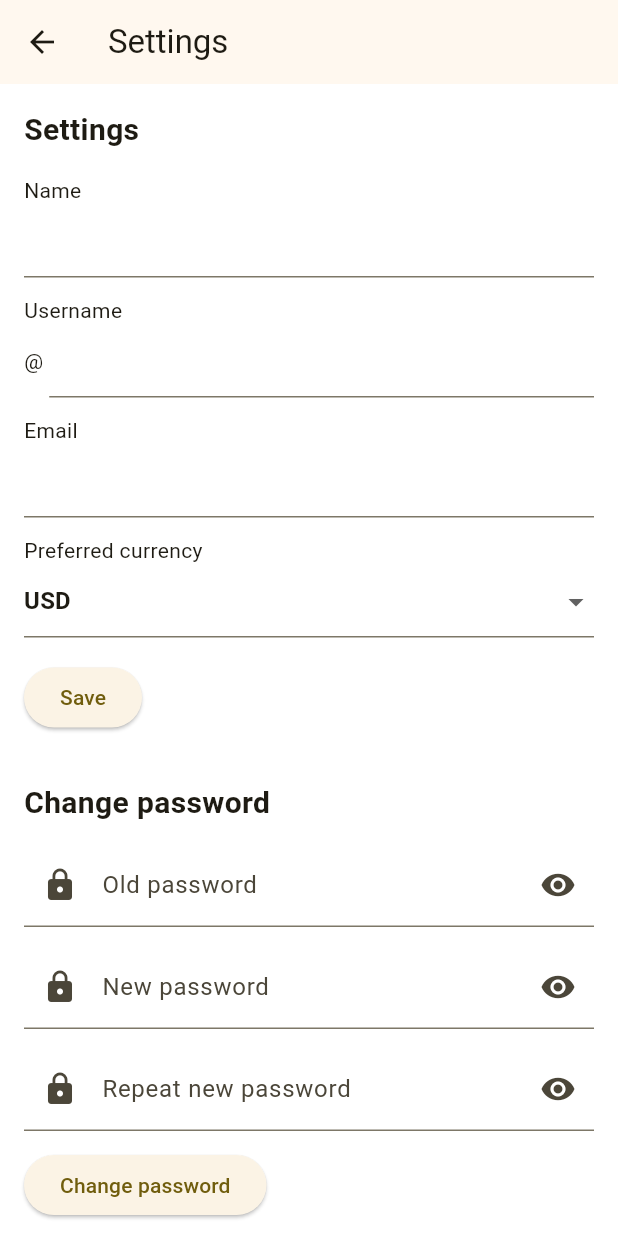
After one commit to A2Innovate/WantIt, a Flutter app: the SettingsPage screen opened directly, on a phone screen of 412 x 824 dp. The commit adds this screen. Run offline on Flutter 3.47's test engine with Material 3 defaults, Android fonts, the light colour scheme and no system bars; our stand-ins replace cookie_jar, dio, shared_preferences; missing offline and left inert: acanthis; accounts and stored records are empty; network calls fail.

Commit message:
Added settings, fixed cookies for Android Studio (temporary)

```diff
--- a/mobile/lib/pages/profile.dart
+++ b/mobile/lib/pages/profile.dart
@@ -2,6 +2,8 @@ import 'package:flutter/material.dart';
 import 'package:shared_preferences/shared_preferences.dart';
 
 class ProfilePage extends StatefulWidget {
+  const ProfilePage({super.key});
+
   @override
   _ProfilePageState createState() => _ProfilePageState();
 }
--- a/mobile/lib/pages/reset_password.dart
+++ b/mobile/lib/pages/reset_password.dart
@@ -4,7 +4,7 @@ import 'package:mobile/api/client.dart';
 import 'package:mobile/schemas/auth.dart'; // where your schema is
 
 class ResetPasswordPage extends StatefulWidget {
-  const ResetPasswordPage({Key? key}) : super(key: key);
+  const ResetPasswordPage({super.key});
 
   @override
   _ResetPasswordPageState createState() => _ResetPasswordPageState();
--- /dev/null
+++ b/mobile/lib/pages/settings.dart
@@ -0,0 +1,350 @@
+import 'package:dio/dio.dart';
+import 'package:flutter/material.dart';
+import 'package:shared_preferences/shared_preferences.dart';
+import 'package:mobile/schemas/user.dart';
+import 'package:mobile/schemas/auth.dart';
+import 'package:mobile/utils/global.dart';
+import 'package:mobile/api/client.dart';
+
+import 'package:mobile/widgets/password_field.dart';
+import 'package:mobile/widgets/currency_dropdown.dart';
+
+
+class SettingsPage extends StatefulWidget {
+  const SettingsPage({super.key});
+
+  @override
+  State<SettingsPage> createState() => _SettingsPageState();
+}
+
+// Reusable password field with toggle
+
+class _SettingsPageState extends State<SettingsPage> {
+  final _nameCtrl = TextEditingController();
+  final _usernameCtrl = TextEditingController();
+  final _emailCtrl = TextEditingController();
+  final _oldPassCtrl = TextEditingController();
+  final _newPassCtrl = TextEditingController();
+  final _repeatPassCtrl = TextEditingController();
+
+  Currency? _selectedCurrency = Currency.USD;
+
+  bool _obscurePassword = true;
+  bool _isSavingProfile = false;
+  bool _isChangingPassword = false;
+
+  Map<String, String?> _profileErrors = {};
+  Map<String, String?> _passwordErrors = {};
+
+  @override
+  void initState() {
+    super.initState();
+    _loadProfileData();
+  }
+
+  @override
+  void dispose() {
+    _nameCtrl.dispose();
+    _usernameCtrl.dispose();
+    _emailCtrl.dispose();
+    _oldPassCtrl.dispose();
+    _newPassCtrl.dispose();
+    _repeatPassCtrl.dispose();
+    super.dispose();
+  }
+
+  Future<void> _loadProfileData() async {
+    final prefs = await SharedPreferences.getInstance();
+    _nameCtrl.text = prefs.getString('name') ?? '';
+    _usernameCtrl.text = prefs.getString('username') ?? '';
+    _emailCtrl.text = prefs.getString('email') ?? '';
+    final savedCurrency = prefs.getString('preferredCurrency');
+    _selectedCurrency = Currency.values.firstWhere(
+          (c) => c.symbol == savedCurrency,
+      orElse: () => Currency.USD,
+    );
+    setState(() {});
+  }
+
+  Future<void> _onSaveProfile() async {
+    setState(() {
+      _profileErrors = {};
+      _isSavingProfile = true;
+    });
+
+    final formData = {
+      'name': _nameCtrl.text.trim(),
+      'username': _usernameCtrl.text.trim(),
+      'email': _emailCtrl.text.trim(),
+      'preferredCurrency': _selectedCurrency?.symbol ?? 'USD',
+    };
+
+    final result = await updateProfileSchema.tryParseAsync(formData);
+
+    if (!result.success) {
+      final errors = <String, String?>{};
+      for (final err in result.errors.entries) {
+        errors[err.key] = Map<String, String>.from(err.value).values.first;
+      }
+      setState(() {
+        _profileErrors = errors;
+        _isSavingProfile = false;
+      });
+      return;
+    }
+
+    try {
+      final response = await useApi().put('/user/update', data: formData);
+      if (response.statusCode == 200) {
+        final prefs = await SharedPreferences.getInstance();
+        await prefs.setString('name', formData['name']!);
+        await prefs.setString('username', formData['username']!);
+        await prefs.setString('preferredCurrency', formData['preferredCurrency']!);
+
+        setState(() {
+          _profileErrors = {};
+          _isSavingProfile = false;
+        });
+
+        if (mounted) {
+          ScaffoldMessenger.of(context).showSnackBar(
+            const SnackBar(content: Text('Profile updated!')),
+          );
+        }
+
+        // If email changed, log out user
+        if (formData['email'] != prefs.getString('email')) {
+          await prefs.remove('sessionId');
+          await prefs.remove('userId');
+          await prefs.remove('username');
+          await prefs.remove('name');
+          await prefs.remove('email');
+          await prefs.remove('currency');
+          await prefs.remove('isAdmin');
+          if (mounted) {
+            Navigator.of(context).pushNamedAndRemoveUntil('/sign-in', (route) => false);
+          }
+        }
+      } else {
+        setState(() {
+          _profileErrors['error'] = response.data['message'] ?? 'Profile update failed';
+          _isSavingProfile = false;
+        });
+      }
+    } on DioException catch (e) {
+      setState(() {
+        _profileErrors['error'] = e.response?.data['message'] ?? 'Network error';
+        _isSavingProfile = false;
+      });
+    }
+  }
+
+  Future<void> _onChangePassword() async {
+    setState(() {
+      _passwordErrors = {};
+      _isChangingPassword = true;
+    });
+
+    if (_newPassCtrl.text.trim() != _repeatPassCtrl.text.trim()) {
+      setState(() {
+        _passwordErrors['repeatPassword'] = 'Passwords do not match';
+        _isChangingPassword = false;
+      });
+      return;
+    }
+
+    final formData = {
+      'oldPassword': _oldPassCtrl.text.trim(),
+      'newPassword': _newPassCtrl.text.trim(),
+    };
+
+    final result = await changePasswordSchema.tryParseAsync(formData);
+
+    if (!result.success) {
+      final errors = <String, String?>{};
+      for (final err in result.errors.entries) {
+        errors[err.key] = Map<String, String>.from(err.value).values.first;
+      }
+      setState(() {
+        _passwordErrors = errors;
+        _isChangingPassword = false;
+      });
+      return;
+    }
+
+    try {
+      final response = await useApi().post('/auth/change-password', data: formData);
+      if (response.statusCode == 200) {
+        setState(() {
+          _passwordErrors = {};
+          _isChangingPassword = false;
+          _oldPassCtrl.clear();
+          _newPassCtrl.clear();
+          _repeatPassCtrl.clear();
+        });
+
+        if (mounted) {
+          ScaffoldMessenger.of(context).showSnackBar(
+            const SnackBar(content: Text('Password changed!')),
+          );
+        }
+      } else {
+        setState(() {
+          _passwordErrors['error'] = response.data['message'] ?? 'Password change failed';
+          _isChangingPassword = false;
+        });
+      }
+    } on DioException catch (e) {
+      setState(() {
+        _passwordErrors['error'] = e.response?.data['message'] ?? 'Network error';
+        _isChangingPassword = false;
+      });
+    }
+  }
+
+  @override
+  Widget build(BuildContext context) {
+    final bottomInset = MediaQuery.of(context).viewInsets.bottom;
+
+    return Scaffold(
+      appBar: AppBar(title: const Text('Settings')),
+      body: SafeArea(
+        child: SingleChildScrollView(
+          padding: EdgeInsets.only(left: 16, right: 16, top: 16, bottom: bottomInset + 16),
+          child: Column(
+            crossAxisAlignment: CrossAxisAlignment.start,
+            children: [
+              const Text(
+                'Settings',
+                style: TextStyle(fontSize: 20, fontWeight: FontWeight.bold),
+              ),
+              const SizedBox(height: 16),
+
+              const Text('Name'),
+              TextFormField(
+                controller: _nameCtrl,
+                decoration: InputDecoration(errorText: _profileErrors['name']),
+                keyboardType: TextInputType.name,
+              ),
+              const SizedBox(height: 12),
+
+              const Text('Username'),
+              Row(
+                children: [
+                  const Text('@'),
+                  const SizedBox(width: 4),
+                  Expanded(
+                    child: TextFormField(
+                      controller: _usernameCtrl,
+                      decoration: InputDecoration(errorText: _profileErrors['username']),
+                      keyboardType: TextInputType.name,
+                    ),
+                  ),
+                ],
+              ),
+              const SizedBox(height: 12),
+
+              const Text('Email'),
+              TextFormField(
+                controller: _emailCtrl,
+                decoration: InputDecoration(errorText: _profileErrors['email']),
+                keyboardType: TextInputType.emailAddress,
+              ),
+              const SizedBox(height: 12),
+
+              const Text('Preferred currency'),
+              CurrencyDropdown(
+                selectedCurrency: _selectedCurrency,
+                errorText: _profileErrors['preferredCurrency'],
+                onChanged: (value) {
+                  setState(() {
+                    _selectedCurrency = value;
+                  });
+                },
+              ),
+
+
+              if (_profileErrors['error'] != null)
+                Padding(
+                  padding: const EdgeInsets.only(top: 12),
+                  child: Text(
+                    _profileErrors['error']!,
+                    style: const TextStyle(color: Colors.red),
+                  ),
+                ),
+
+              const SizedBox(height: 16),
+
+              ElevatedButton(
+                onPressed: _isSavingProfile ? null : _onSaveProfile,
+                child: _isSavingProfile
+                    ? const SizedBox(
+                  height: 18,
+                  width: 18,
+                  child: CircularProgressIndicator(strokeWidth: 2),
+                )
+                    : const Text('Save'),
+              ),
+
+              const SizedBox(height: 32),
+
+              const Text(
+                'Change password',
+                style: TextStyle(fontSize: 20, fontWeight: FontWeight.bold),
+              ),
+              const SizedBox(height: 12),
+
+              PasswordField(
+                controller: _oldPassCtrl,
+                label: 'Old password',
+                errorText: _passwordErrors['oldPassword'],
+                obscureText: _obscurePassword,
+                onToggleObscure: () => setState(() => _obscurePassword = !_obscurePassword),
+              ),
+              const SizedBox(height: 12),
+
+              PasswordField(
+                controller: _newPassCtrl,
+                label: 'New password',
+                errorText: _passwordErrors['newPassword'],
+                obscureText: _obscurePassword,
+                onToggleObscure: () => setState(() => _obscurePassword = !_obscurePassword),
+              ),
+              const SizedBox(height: 12),
+
+              PasswordField(
+                controller: _repeatPassCtrl,
+                label: 'Repeat new password',
+                errorText: _passwordErrors['repeatPassword'],
+                obscureText: _obscurePassword,
+                onToggleObscure: () => setState(() => _obscurePassword = !_obscurePassword),
+              ),
+
+              if (_passwordErrors['error'] != null)
+                Padding(
+                  padding: const EdgeInsets.only(top: 12),
+                  child: Text(
+                    _passwordErrors['error']!,
+                    style: const TextStyle(color: Colors.red),
+                  ),
+                ),
+
+              const SizedBox(height: 12),
+
+              ElevatedButton(
+                onPressed: _isChangingPassword ? null : _onChangePassword,
+                child: _isChangingPassword
+                    ? const SizedBox(
+                  height: 18,
+                  width: 18,
+                  child: CircularProgressIndicator(strokeWidth: 2),
+                )
+                    : const Text('Change password'),
+              ),
+            ],
+          ),
+        ),
+      ),
+    );
+  }
+}
--- a/mobile/lib/pages/sign_in.dart
+++ b/mobile/lib/pages/sign_in.dart
@@ -57,6 +57,8 @@ class _SignInPageState extends State<SignInPage> {
     if (result.success) {
       try {
         final response = await dio.post('/auth/login', data: formData);
+        final cookies = response.headers['set-cookie'];
+        print(cookies);
         if (response.statusCode == 200) {
           await saveUserData(response.data);
           if (mounted) {
@@ -72,6 +74,7 @@ class _SignInPageState extends State<SignInPage> {
         }
       } on DioException catch (e) {
         setState(() {
+          print(e);
           fieldErrors['login'] = e.response?.data['message'] ?? 'Network error';
         });
       }
--- a/mobile/lib/schemas/auth.dart
+++ b/mobile/lib/schemas/auth.dart
@@ -22,3 +22,11 @@ final loginSchema = object({
 final requestPasswordResetSchema = object({
   'email': string().email(message: 'Invalid email'),
 });
+final changePasswordSchema = object({
+  'oldPassword': string()
+      .min(8, message: 'Password must be at least 8 characters long')
+      .max(256, message: 'Password must be at most 256 characters long'),
+  'newPassword': string()
+      .min(8, message: 'Password must be at least 8 characters long')
+      .max(256, message: 'Password must be at most 256 characters long'),
+});
--- /dev/null
+++ b/mobile/lib/schemas/user.dart
@@ -0,0 +1,18 @@
+import 'package:acanthis/acanthis.dart';
+import 'package:mobile/utils/global.dart';
+
+final updateProfileSchema = object({
+  'name': string()
+      .min(2)
+      .min(2, message: 'Name must be at least 2 characters')
+      .max(256, message: 'Name must be at most 256 characters long'),
+  'username': string()
+      .min(2, message: 'Username must be at least 2 characters')
+      .pattern(
+        RegExp(r'^[a-zA-Z0-9]+$'),
+        message: 'Username must only contain letters and numbers',
+      ),
+  'email': string().email(message: 'Invalid email'),
+  'preferredCurrency': string().enumerated(Currency.values),
+  // 'username': string(
+});
--- /dev/null
+++ b/mobile/lib/utils/global.dart
@@ -0,0 +1,104 @@
+enum Currency {
+  USD,
+  PLN,
+  EUR,
+  GBP,
+  JPY,
+  BGN,
+  CZK,
+  DKK,
+  HUF,
+  RON,
+  SEK,
+  CHF,
+  ISK,
+  NOK,
+  TRY,
+  AUD,
+  BRL,
+  CAD,
+  CNY,
+  HKD,
+  IDR,
+  ILS,
+  INR,
+  KRW,
+  MXN,
+  MYR,
+  NZD,
+  PHP,
+  SGD,
+  THB,
+  ZAR,
+}
+
+extension CurrencyExtension on Currency {
+  String get name {
+    switch (this) {
+      case Currency.USD:
+        return 'United States dollar';
+      case Currency.PLN:
+        return 'Polish złoty';
+      case Currency.EUR:
+        return 'Euro';
+      case Currency.GBP:
+        return 'British Pound Sterling';
+      case Currency.JPY:
+        return 'Japanese Yen';
+      case Currency.BGN:
+        return 'Bulgarian Lev';
+      case Currency.CZK:
+        return 'Czech koruna';
+      case Currency.DKK:
+        return 'Danish Krone';
+      case Currency.HUF:
+        return 'Hungarian Forint';
+      case Currency.RON:
+        return 'Romanian Leu';
+      case Currency.SEK:
+        return 'Swedish Krona';
+      case Currency.CHF:
+        return 'Swiss Franc';
+      case Currency.ISK:
+        return 'Icelandic Krona';
+      case Currency.NOK:
+        return 'Norwegian Krone';
+      case Currency.TRY:
+        return 'Turkish Lira';
+      case Currency.AUD:
+        return 'Australian Dollar';
+      case Currency.BRL:
+        return 'Brazilian Real';
+      case Currency.CAD:
+        return 'Canadian Dollar';
+      case Currency.CNY:
+        return 'Chinese Yuan';
+      case Currency.HKD:
+        return 'Hong Kong Dollar';
+      case Currency.IDR:
+        return 'Indonesian Rupiah';
+      case Currency.ILS:
+        return 'Israeli Shekel';
+      case Currency.INR:
+        return 'Indian Rupee';
+      case Currency.KRW:
+        return 'South Korean Won';
+      case Currency.MXN:
+        return 'Mexican Peso';
+      case Currency.MYR:
+        return 'Malaysian Ringgit';
+      case Currency.NZD:
+        return 'New Zealand Dollar';
+      case Currency.PHP:
+        return 'Philippine Peso';
+      case Currency.SGD:
+        return 'Singapore Dollar';
+      case Currency.THB:
+        return 'Thai Baht';
+      case Currency.ZAR:
+        return 'South African Rand';
+    }
+  }
+
+  String get symbol => toString().split('.').last;
+}
--- /dev/null
+++ b/mobile/lib/widgets/currency_dropdown.dart
@@ -0,0 +1,48 @@
+import 'package:flutter/material.dart';
+
+import '../utils/global.dart';
+
+class CurrencyDropdown extends StatelessWidget {
+  final Currency? selectedCurrency;
+  final String? errorText;
+  final ValueChanged<Currency?> onChanged;
+
+  const CurrencyDropdown({
+    super.key,
+    required this.selectedCurrency,
+    this.errorText,
+    required this.onChanged,
+  });
+
+  @override
+  Widget build(BuildContext context) {
+    return DropdownButtonFormField<Currency>(
+      value: selectedCurrency,
+      decoration: InputDecoration(errorText: errorText),
+      items: Currency.values.map((currency) {
+        return DropdownMenuItem<Currency>(
+          value: currency,
+          child: Row(
+            children: [
+              Text(
+                currency.symbol,
+                style: const TextStyle(fontWeight: FontWeight.bold),
+              ),
+              const SizedBox(width: 8),
+              Text(currency.name),
+            ],
+          ),
+        );
+      }).toList(),
+      selectedItemBuilder: (BuildContext context) {
+        return Currency.values.map((entry) {
+          return Text(
+            entry.symbol,
+            style: const TextStyle(fontWeight: FontWeight.bold),
+          );
+        }).toList();
+      },
+      onChanged: onChanged,
+    );
+  }
+}
--- /dev/null
+++ b/mobile/lib/widgets/password_field.dart
@@ -0,0 +1,37 @@
+import 'package:flutter/material.dart';
+
+class PasswordField extends StatelessWidget {
+  final TextEditingController controller;
+  final String label;
+  final String? errorText;
+  final bool obscureText;
+  final VoidCallback onToggleObscure;
+
+  const PasswordField({
+    super.key,
+    required this.controller,
+    required this.label,
+    this.errorText,
+    required this.obscureText,
+    required this.onToggleObscure,
+  });
+
+  @override
+  Widget build(BuildContext context) {
+    return TextFormField(
+      controller: controller,
+      obscureText: obscureText,
+      decoration: InputDecoration(
+        labelText: label,
+        prefixIcon: const Icon(Icons.lock),
+        suffixIcon: IconButton(
+          icon: Icon(
+            obscureText ? Icons.visibility : Icons.visibility_off,
+          ),
+          onPressed: onToggleObscure,
+        ),
+        errorText: errorText,
+      ),
+    );
+  }
+}
--- a/mobile/pubspec.yaml
+++ b/mobile/pubspec.yaml
@@ -42,6 +42,7 @@ dependencies:
   dio_cookie_manager: ^3.2.0
   cookie_jar: ^4.0.8
   flutter_secure_storage: ^9.2.4
+  app_links: ^6.4.0
 
 dev_dependencies:
   flutter_test:
```
Also changed, not shown: mobile/lib/api/client.dart (+76 -12 lines), mobile/lib/widgets/user_menu_button.dart (+7 -4 lines), mobile/pubspec.lock.
